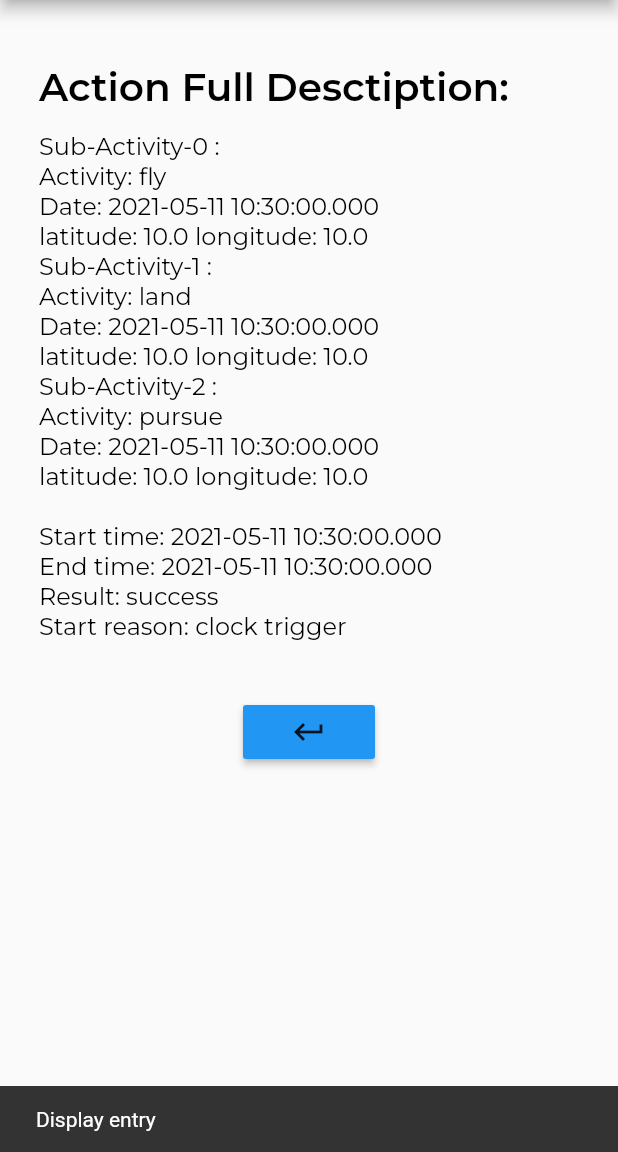
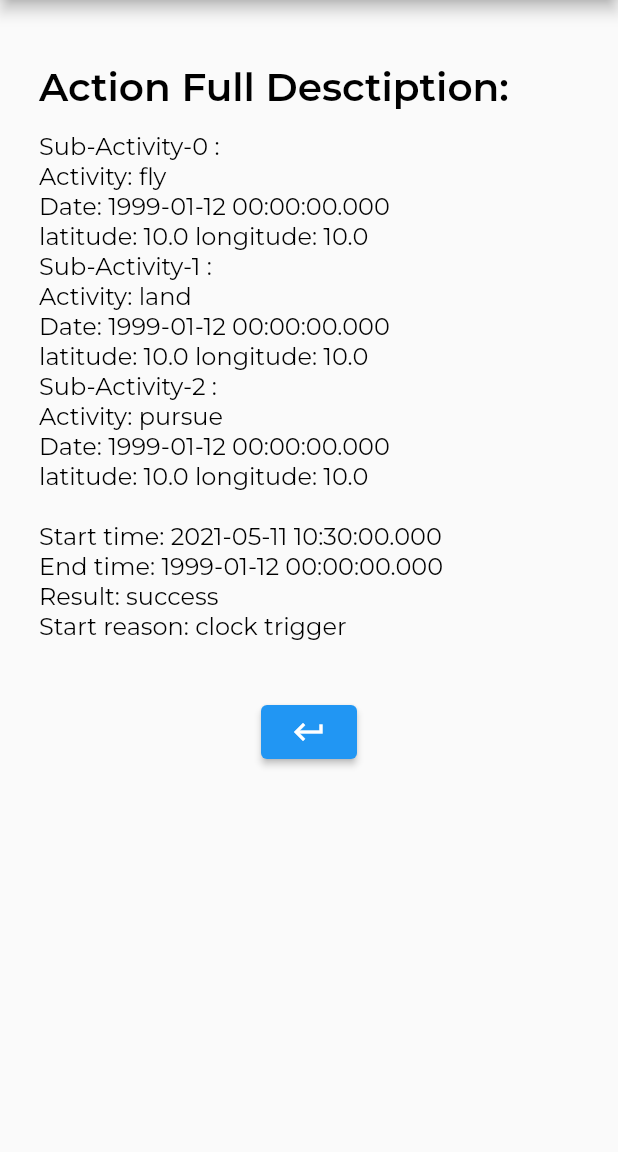
Before and after one commit to TomerMe2/SecurityDrone, a Flutter app: the DashboardListClass screen opened directly with empty values, after a tap on an icon or button, on a phone screen of 412 x 824 dp, the part 84-1236 px from its top. Run offline on Flutter 3.47's test engine with Material 2 defaults, Android fonts, the phone set to English and light mode, and no system bars; our stand-ins replace bloc, equatable, flutter_bloc, google_maps_flutter; missing offline and left inert: loading_animations.

```diff
--- a/security_drone_user_app/lib/communication/to_server.dart
+++ b/security_drone_user_app/lib/communication/to_server.dart
@@ -1,5 +1,4 @@
 import 'dart:convert';
-import 'package:security_drone_user_app/config.dart';
 import 'package:security_drone_user_app/data/models/lat_lng_point.dart';
 import 'package:security_drone_user_app/communication/sender/mock_sender.dart' if (isMockingServer) 'package:security_drone_user_app/communication/sender/sender.dart';
 
--- a/security_drone_user_app/lib/data/models/dashboard_entry.dart
+++ b/security_drone_user_app/lib/data/models/dashboard_entry.dart
@@ -15,30 +15,25 @@ class DashBoardEntry {
 
   static DashBoardEntry dummyFetch(){
     List<SubActivity> subActivities = [
-      SubActivity(DroneActivityType.fly, DateTime.now(), LatLngPoint(10,10)),
-      SubActivity(DroneActivityType.land, DateTime.now(), LatLngPoint(10,10)),
-      SubActivity(DroneActivityType.pursue, DateTime.now(), LatLngPoint(10,10))
+      SubActivity(DroneActivityType.fly, DateTime.parse("1999-01-12"), LatLngPoint(10,10)),
+      SubActivity(DroneActivityType.land, DateTime.parse("1999-01-12"), LatLngPoint(10,10)),
+      SubActivity(DroneActivityType.pursue, DateTime.parse("1999-01-12"), LatLngPoint(10,10))
     ];
     DroneActivity droneActivity = DroneActivity(subActivities);
-    return DashBoardEntry(droneActivity,DateTime.now(),DateTime.now(),MissionResultType.success,'clock trigger', '');
+    return DashBoardEntry(droneActivity,DateTime.now(),DateTime.parse("1999-01-12"),MissionResultType.success,'clock trigger', '');
   }
 
   static List<DashBoardEntry> dummyFetchAll(){
     List<SubActivity> subActivities = [
-      SubActivity(DroneActivityType.fly, DateTime.now(), LatLngPoint(10,10)),
-      SubActivity(DroneActivityType.land, DateTime.now(), LatLngPoint(10,10)),
+      SubActivity(DroneActivityType.fly, DateTime.parse("1999-01-12"), LatLngPoint(10,10)),
+      SubActivity(DroneActivityType.land, DateTime.parse("1999-01-12"), LatLngPoint(10,10)),
     ];
     DroneActivity droneActivity = DroneActivity(subActivities);
     return [
-      DashBoardEntry(droneActivity, DateTime.now(), DateTime.now(), MissionResultType.success, "trigger", ""),
-      DashBoardEntry(droneActivity, DateTime.now(), DateTime.now(), MissionResultType.success, "trigger", ""),
-      DashBoardEntry(droneActivity, DateTime.now(), DateTime.now(), MissionResultType.fail, "trigger", ""),
-      DashBoardEntry(droneActivity, DateTime.now(), DateTime.now(), MissionResultType.fail, "trigger", ""),
-      DashBoardEntry(droneActivity, DateTime.now(), DateTime.now(), MissionResultType.fail, "trigger", ""),
-      DashBoardEntry(droneActivity, DateTime.now(), DateTime.now(), MissionResultType.fail, "trigger", ""),
-      DashBoardEntry(droneActivity, DateTime.now(), DateTime.now(), MissionResultType.success, "trigger", ""),
-      DashBoardEntry(droneActivity, DateTime.now(), DateTime.now(), MissionResultType.success, "trigger", ""),
-      DashBoardEntry(droneActivity, DateTime.now(), DateTime.now(), MissionResultType.success, "trigger", "")
+      DashBoardEntry(droneActivity, DateTime.now(), DateTime.parse("1999-01-12"), MissionResultType.success, "trigger", ""),
+      DashBoardEntry(droneActivity, DateTime.now(), DateTime.parse("1999-01-12"), MissionResultType.success, "trigger", ""),
+      DashBoardEntry(droneActivity, DateTime.now(), DateTime.parse("1999-01-12"), MissionResultType.fail, "trigger", ""),
+      DashBoardEntry(droneActivity, DateTime.now(), DateTime.parse("1999-01-12"), MissionResultType.fail, "trigger", ""),
     ];
   }
 
--- a/security_drone_user_app/lib/data/models/thief_entry.dart
+++ b/security_drone_user_app/lib/data/models/thief_entry.dart
@@ -1,8 +1,6 @@
 import 'package:flutter/cupertino.dart';
-import 'package:security_drone_user_app/presentation/image_banner.dart';
+import 'lat_lng_point.dart';
 
-import 'lat_lng_point.dart';
-import 'lat_lng_point.dart';
 
 class ThiefEntry{
   Image image;
@@ -12,22 +10,34 @@ class ThiefEntry{
   ThiefEntry(this.image, this.date, this.waypoint);
 
   static ThiefEntry dummyFetch(){
-    return ThiefEntry(Image.asset('assets/images/thief.jpg',fit: BoxFit.contain), DateTime.now(), LatLngPoint(10.0, 10.0));
+    return ThiefEntry(Image.asset('assets/images/thief.jpg',fit: BoxFit.contain), DateTime.parse("1999-01-12"), LatLngPoint(10.0, 10.0));
   }
 
   static List<ThiefEntry> dummyFetchAll(){
     return [
-      ThiefEntry(Image.asset('assets/images/thief.jpg',fit: BoxFit.contain), DateTime.now(), LatLngPoint(10.0, 10.0)),
-      ThiefEntry(Image.asset('assets/images/thief.jpg',fit: BoxFit.contain), DateTime.now(), LatLngPoint(11.0, 11.0)),
-      ThiefEntry(Image.asset('assets/images/thief.jpg',fit: BoxFit.contain), DateTime.now(), LatLngPoint(12.0, 12.0)),
-      ThiefEntry(Image.asset('assets/images/thief.jpg',fit: BoxFit.contain), DateTime.now(), LatLngPoint(12.0, 12.0)),
-      ThiefEntry(Image.asset('assets/images/thief.jpg',fit: BoxFit.contain), DateTime.now(), LatLngPoint(12.0, 12.0)),
-      ThiefEntry(Image.asset('assets/images/thief.jpg',fit: BoxFit.contain), DateTime.now(), LatLngPoint(12.0, 12.0)),
-      ThiefEntry(Image.asset('assets/images/thief.jpg',fit: BoxFit.contain), DateTime.now(), LatLngPoint(12.0, 12.0)),
-      ThiefEntry(Image.asset('assets/images/thief.jpg',fit: BoxFit.contain), DateTime.now(), LatLngPoint(12.0, 12.0)),
-      ThiefEntry(Image.asset('assets/images/thief.jpg',fit: BoxFit.contain), DateTime.now(), LatLngPoint(12.0, 12.0)),
-      ThiefEntry(Image.asset('assets/images/thief.jpg',fit: BoxFit.contain), DateTime.now(), LatLngPoint(12.0, 12.0)),
-      ThiefEntry(Image.asset('assets/images/thief.jpg',fit: BoxFit.contain), DateTime.now(), LatLngPoint(12.0, 12.0))
+      ThiefEntry(Image.asset('assets/images/thief.jpg',fit: BoxFit.contain), DateTime.parse("1999-01-12"), LatLngPoint(10.0, 10.0)),
+      ThiefEntry(Image.asset('assets/images/thief.jpg',fit: BoxFit.contain), DateTime.parse("1999-01-12"), LatLngPoint(11.0, 11.0)),
+      ThiefEntry(Image.asset('assets/images/thief.jpg',fit: BoxFit.contain), DateTime.parse("1999-01-12"), LatLngPoint(12.0, 12.0)),
+      ThiefEntry(Image.asset('assets/images/thief.jpg',fit: BoxFit.contain), DateTime.parse("1999-01-12"), LatLngPoint(12.0, 12.0)),
+      ThiefEntry(Image.asset('assets/images/thief.jpg',fit: BoxFit.contain), DateTime.parse("1999-01-12"), LatLngPoint(12.0, 12.0)),
+      ThiefEntry(Image.asset('assets/images/thief.jpg',fit: BoxFit.contain), DateTime.parse("1999-01-12"), LatLngPoint(12.0, 12.0)),
+      ThiefEntry(Image.asset('assets/images/thief.jpg',fit: BoxFit.contain), DateTime.parse("1999-01-12"), LatLngPoint(12.0, 12.0)),
+      ThiefEntry(Image.asset('assets/images/thief.jpg',fit: BoxFit.contain), DateTime.parse("1999-01-12"), LatLngPoint(12.0, 12.0)),
+      ThiefEntry(Image.asset('assets/images/thief.jpg',fit: BoxFit.contain), DateTime.parse("1999-01-12"), LatLngPoint(12.0, 12.0)),
+      ThiefEntry(Image.asset('assets/images/thief.jpg',fit: BoxFit.contain), DateTime.parse("1999-01-12"), LatLngPoint(12.0, 12.0)),
+      ThiefEntry(Image.asset('assets/images/thief.jpg',fit: BoxFit.contain), DateTime.parse("1999-01-12"), LatLngPoint(12.0, 12.0))
     ];
   }
+
+  @override
+  bool operator ==(Object other) {
+    if (other is ThiefEntry){
+      return other.date == this.date && other.waypoint == this.waypoint;
+    }
+    return false;
+  }
+ @override
+  String toString() {
+    return this.date.toString() + this.waypoint.toString();
+  }
 }
--- a/security_drone_user_app/lib/logic/dashboard_event.dart
+++ b/security_drone_user_app/lib/logic/dashboard_event.dart
@@ -4,9 +4,9 @@ part of 'dashboard_bloc.dart';
 @immutable
 abstract class DashboardEvent {}
 
-// ignore: must_be_immutable
+
 class DashboardEntryClicked extends DashboardEvent {
-  int clickedOn;
+  final int clickedOn;
   DashboardEntryClicked(this.clickedOn);
 }
 
--- a/security_drone_user_app/lib/logic/thief_page_bloc.dart
+++ b/security_drone_user_app/lib/logic/thief_page_bloc.dart
@@ -1,10 +1,8 @@
-import 'dart:ffi';
 
 import 'package:equatable/equatable.dart';
 import 'package:flutter/cupertino.dart';
 import 'package:flutter_bloc/flutter_bloc.dart';
 import 'package:security_drone_user_app/data/models/thief_entry.dart';
-import 'package:security_drone_user_app/presentation/pages/view_thief_page.dart';
 part 'thief_page_event.dart';
 part 'thief_page_state.dart';
 
@@ -13,6 +11,9 @@ class ThiefPageBloc extends Bloc<ThiefPageEvent, ThiefPageState> {
   //TODO: replace current dummy thief entries and add api request for said entries
 
   ThiefPageBloc() : super(ShowThiefEntries([ThiefEntry.dummyFetch()]));
+
+  // for testing purposes
+  ThiefPageBloc.test(ThiefEntry entry) : super(ShowThiefEntries([entry]));
 
   @override
   Stream<ThiefPageState> mapEventToState(ThiefPageEvent event) async* {
--- a/security_drone_user_app/lib/logic/thief_page_event.dart
+++ b/security_drone_user_app/lib/logic/thief_page_event.dart
@@ -5,13 +5,13 @@ abstract class ThiefPageEvent {}
 
 class CloseMap extends ThiefPageEvent {}
 
-// ignore: must_be_immutable
+
 class ThiefEntryClicked extends ThiefPageEvent {
-  int clickedOn;
+  final int clickedOn;
   ThiefEntryClicked(this.clickedOn);
 }
 
-// ignore: must_be_immutable
+
 class RefreshThiefEntries extends ThiefPageEvent{}
 
 class DisplayThiefEntries extends ThiefPageEvent{}
--- a/security_drone_user_app/lib/presentation/image_banner.dart
+++ b/security_drone_user_app/lib/presentation/image_banner.dart
@@ -1,7 +1,7 @@
 import 'package:flutter/material.dart';
 
 class ImageBanner extends StatelessWidget {
-  String _path;
+  final String _path;
 
   ImageBanner(this._path);
 
--- a/security_drone_user_app/lib/presentation/pages/dashboard_page.dart
+++ b/security_drone_user_app/lib/presentation/pages/dashboard_page.dart
@@ -2,10 +2,9 @@ import 'package:flutter/cupertino.dart';
 import 'package:flutter/material.dart';
 import 'package:flutter_bloc/flutter_bloc.dart';
 import 'package:security_drone_user_app/data/models/dashboard_entry.dart';
-import 'package:security_drone_user_app/data/models/thief_entry.dart';
 import 'package:security_drone_user_app/logic/dashboard_bloc.dart';
-import 'package:security_drone_user_app/logic/thief_page_bloc.dart';
 import 'package:security_drone_user_app/presentation/text_section.dart';
+import 'package:security_drone_user_app/style.dart';
 
 import '../image_banner.dart';
 
@@ -100,7 +99,7 @@ class DashBoardList extends StatelessWidget {
                       contentPadding: EdgeInsets.symmetric(horizontal: 50),
                       title: Text(
                           state.entries[index].entryMinimalDescription(),
-                          style: Theme.of(context).textTheme.body1
+                          style: Body1TextStyle
                       ),
                       subtitle: Text(index.toString()),
                       onTap: () => _bloc.add(DashboardEntryClicked(index)),
@@ -118,9 +117,11 @@ class DashBoardList extends StatelessWidget {
                     "Action Full Desctiption:",
                     state.entries[index].toString()
                 ),
-                RaisedButton(
+                ElevatedButton(
                     child: Icon(Icons.keyboard_return),
-                    color: Colors.blue,
+                    style: ButtonStyle(
+                      backgroundColor: MaterialStateProperty.all(Colors.blue)
+                    ),
                     onPressed: () => _bloc.add(
                         DisplayDashboardEntries()
                     ))
@@ -133,6 +134,7 @@ class DashBoardList extends StatelessWidget {
           }
         },
         listener: (BuildContext context, state) {
+          /*
           var text;
           if (state is ShowDashboardEntries) {
             text = "Display entries";
@@ -143,6 +145,7 @@ class DashBoardList extends StatelessWidget {
           return Scaffold.of(context).showSnackBar(
               SnackBar(content: Text(text))
           );
+           */
         },
 
       ),
--- a/security_drone_user_app/lib/presentation/text_section.dart
+++ b/security_drone_user_app/lib/presentation/text_section.dart
@@ -1,4 +1,5 @@
 import 'package:flutter/material.dart';
+import 'package:security_drone_user_app/style.dart';
 
 class TextSection extends StatelessWidget {
   final String _title;
@@ -15,11 +16,11 @@ class TextSection extends StatelessWidget {
       children: [
         Container(
           padding: const EdgeInsets.fromLTRB(_hPad, 32.0, _hPad, 4.0),
-          child: Text(_title, style: Theme.of(context).textTheme.title,),
+          child: Text(_title, style: TitleTextStyle),
         ),
         Container(
           padding: const EdgeInsets.fromLTRB(_hPad, 10.0, _hPad, _hPad),
-          child: Text(_body, style: Theme.of(context).textTheme.body1)
+          child: Text(_body, style: Body1TextStyle)
         ),
         ],
     );
```
Also changed, not shown: security_drone_user_app/lib/data/models/lat_lng_point.dart (+7 -0 lines), security_drone_user_app/lib/logic/thief_page_state.dart (+19 -2 lines), security_drone_user_app/lib/main.dart (+4 -4 lines), security_drone_user_app/lib/presentation/pages/patrol_set_page.dart (+14 -8 lines), security_drone_user_app/lib/presentation/pages/view_thief_page.dart (+6 -3 lines), 1 other file.
